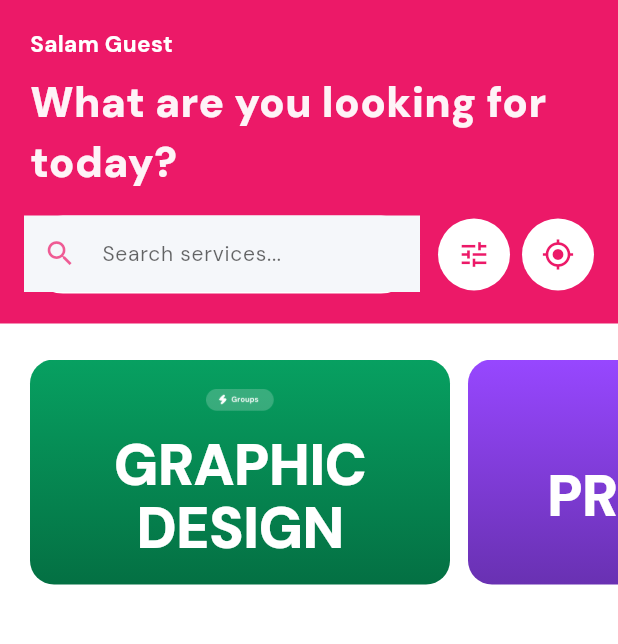
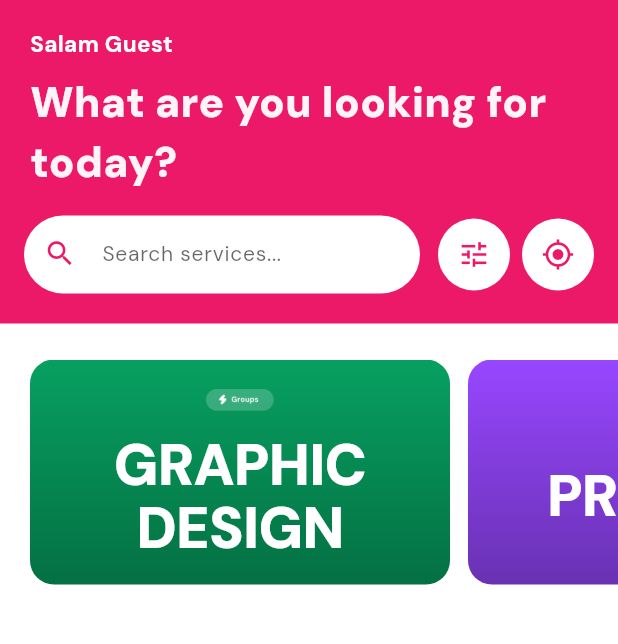
Before and after one commit to Sauzxa/buzz, a Flutter app: the HomePage screen opened by its route, on a phone screen of 412 x 824 dp, the part 80-724 px from its top. Run offline on Flutter 3.47's test engine with Material 3 defaults, Android fonts, the phone set to English and light mode, and no system bars; our stand-ins replace app_links, dio, file_picker, firebase_core, firebase_messaging, flutter_dotenv and 7 more; accounts and stored records are empty; network calls fail.

Commit message:
fix search bar innser border

```diff
--- a/lib/core/homePage.dart
+++ b/lib/core/homePage.dart
@@ -373,41 +373,28 @@ class _HomePageState extends State<HomePage> {
                           children: [
                             // Search Input
                             Expanded(
-                              child: AnimatedContainer(
-                                duration: const Duration(milliseconds: 300),
-                                curve: Curves.easeInOut,
+                              child: Container(
                                 height: 52,
                                 decoration: BoxDecoration(
                                   color: Theme.of(context).cardColor,
-                                  borderRadius: BorderRadius.circular(26),
-                                  boxShadow: _isSearchFocused
-                                      ? [
-                                          BoxShadow(
-                                            color: Colors.black.withOpacity(
-                                              0.08,
+                                  borderRadius: BorderRadius.circular(30),
                                 ),
-                                            blurRadius: 15,
-                                            offset: const Offset(0, 4),
-                                          ),
-                                        ]
-                                      : [],
-                                ),
+                                child: ClipRRect(
+                                  borderRadius: BorderRadius.circular(30),
                                   child: TextField(
                                     controller: _searchController,
                                     focusNode: _searchFocusNode,
                                     decoration: InputDecoration(
+                                      filled: true,
+                                      fillColor: Colors.transparent,
                                       hintText: 'Search services...',
                                       hintStyle: GoogleFonts.dmSans(
                                         color: Theme.of(context).hintColor,
                                         fontSize: 14,
                                       ),
-                                    prefixIcon: Icon(
+                                      prefixIcon: const Icon(
                                         Icons.search,
-                                      color: _isSearchFocused
-                                          ? AppColors.roseColor
-                                          : AppColors.roseColor.withOpacity(
-                                              0.7,
-                                            ),
+                                        color: AppColors.roseColor,
                                         size: 22,
                                       ),
                                       suffixIcon:
@@ -429,7 +416,10 @@ class _HomePageState extends State<HomePage> {
                                       border: InputBorder.none,
                                       enabledBorder: InputBorder.none,
                                       focusedBorder: InputBorder.none,
-                                    contentPadding: const EdgeInsets.symmetric(
+                                      errorBorder: InputBorder.none,
+                                      disabledBorder: InputBorder.none,
+                                      contentPadding:
+                                          const EdgeInsets.symmetric(
                                             horizontal: 20,
                                             vertical: 15,
                                           ),
@@ -441,6 +431,7 @@ class _HomePageState extends State<HomePage> {
                                       ).textTheme.bodyLarge!.color,
                                     ),
                                     onChanged: _onSearchChanged,
+                                  ),
                                 ),
                               ),
                             ),
```
Lines whose indentation alone changed are shown as unchanged.
